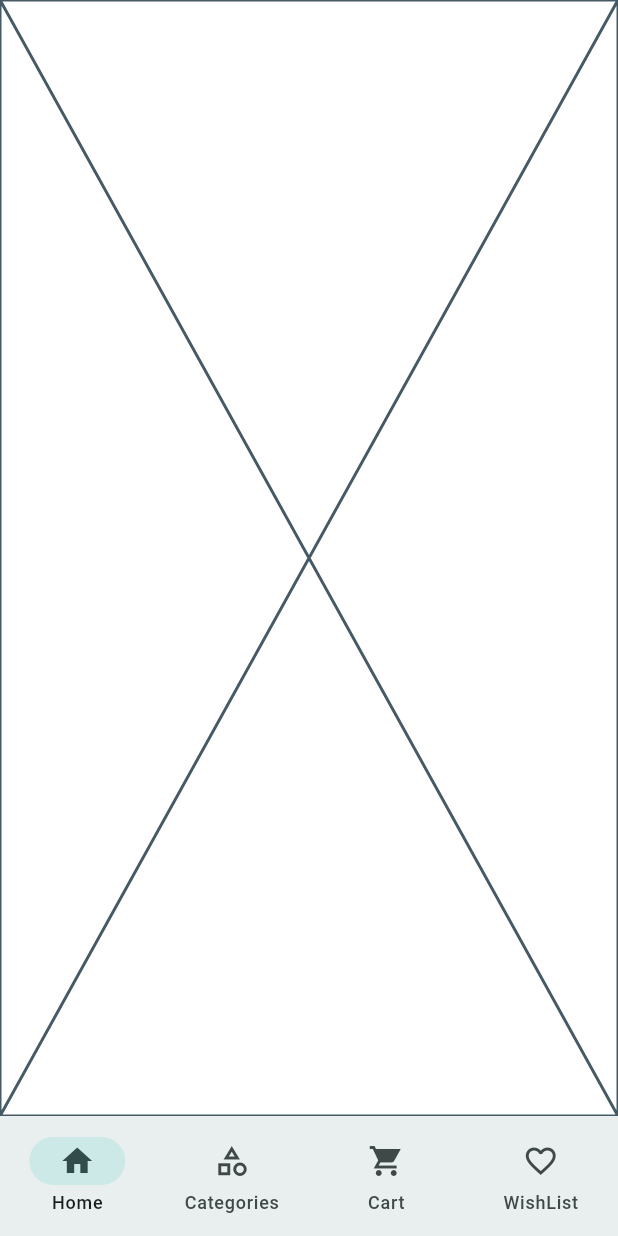
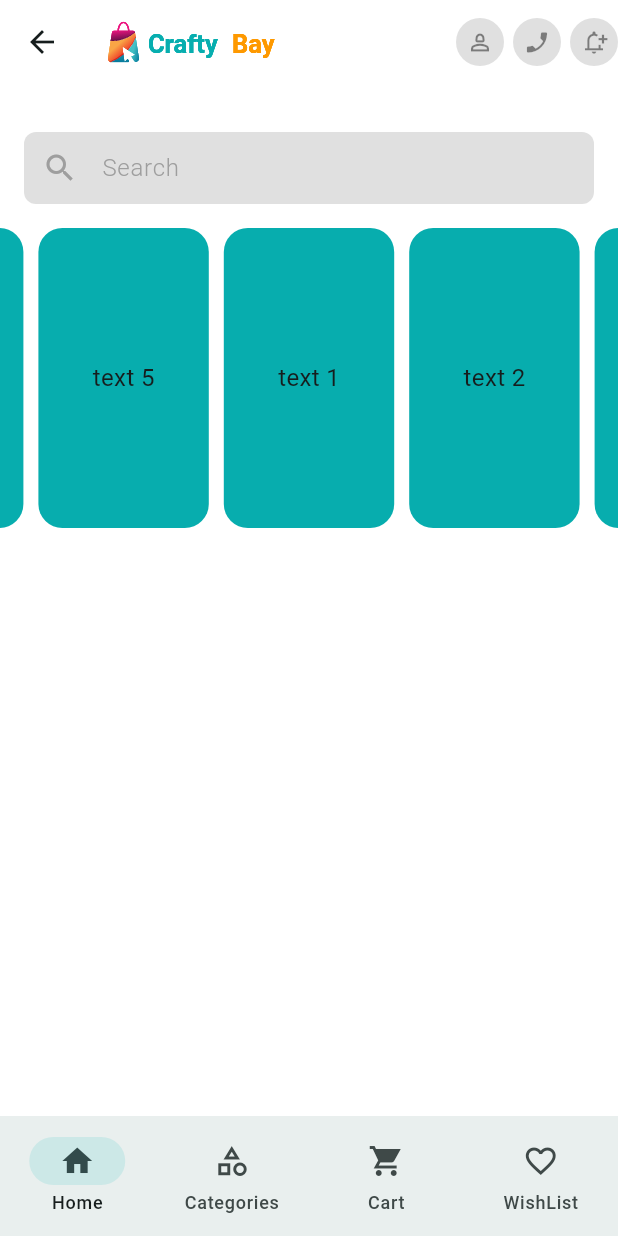
Before and after one commit to farzidahmed/craftyBay, a Flutter app: the screen it shows after launch, on a phone screen of 412 x 824 dp. Run offline on Flutter 3.47's test engine with Material 3 defaults, Android fonts, the phone set to English and light mode, and no system bars; drawn by our look-alikes of carousel_slider; our stand-ins replace email_validator, flutter_svg, get, pin_code_fields.

Commit message:
E commerce project on craftyBay

```diff
--- a/lib/app/app.dart
+++ b/lib/app/app.dart
@@ -15,7 +15,7 @@ class CraftyBay extends StatelessWidget {
   @override
   Widget build(BuildContext context) {
     return GetMaterialApp(
-
+    debugShowCheckedModeBanner: false,
       //darkTheme: ThemeData(),
       initialRoute: '/',
       theme: AppThemData.lightThemeData,
--- a/lib/app/assets.dart
+++ b/lib/app/assets.dart
@@ -1,4 +1,5 @@
 class Assetspath{
   static const String _imagepath ='assets/images';
   static const String applogo = '$_imagepath/logo.svg';
+  static const String navbarapplogo = '$_imagepath/logo_nav.svg';
 }
--- a/lib/app/controller_binder.dart
+++ b/lib/app/controller_binder.dart
@@ -1,11 +1,11 @@
-import 'package:craftybay/features/common/ui/screens/main_bottom_nav_screen.dart';
+import 'package:craftybay/features/common/ui/controllers/main_bottom_nav_controller.dart';
 import 'package:get/get.dart';
 
 class ControllerBinder extends Bindings{
   @override
   void dependencies() {
     // TODO: implement dependencies
-    Get.put(MainBottomNavScreen());
+    Get.put(MainBottomNavController());
   }
 
 }
--- a/lib/features/common/ui/controllers/main_bottom_nav_controller.dart
+++ b/lib/features/common/ui/controllers/main_bottom_nav_controller.dart
@@ -1,14 +1,15 @@
 import 'package:get/get.dart';
 
-class MainBottomNavController extends GetxController{
-  int _selectedIndex=0;
-  int get selectedIndex=> _selectedIndex;
+class MainBottomNavController extends GetxController {
+  int _selectedIndex = 0;
 
-  void changeindex(int index){
-    if(index==_selectedIndex){
-      return ;
+  int get selectedIndex => _selectedIndex;
+
+  void changeindex(int index) {
+    if (index == _selectedIndex) {
+      return;
     }
-    _selectedIndex=index;
+    _selectedIndex = index;
     update();
   }
 }
--- a/lib/features/common/ui/screens/main_bottom_nav_screen.dart
+++ b/lib/features/common/ui/screens/main_bottom_nav_screen.dart
@@ -14,6 +14,9 @@ class MainBottomNavScreen extends StatefulWidget {
 
 class _MainBottomNavScreenState extends State<MainBottomNavScreen> {
   List<Widget> _screens=const [
+    HomeScreen(),
+    HomeScreen(),
+    HomeScreen(),
     HomeScreen(),
   ];
 
--- a/lib/features/home/ui/screens/home_screen.dart
+++ b/lib/features/home/ui/screens/home_screen.dart
@@ -1,4 +1,10 @@
+import 'package:carousel_slider/carousel_slider.dart';
+import 'package:craftybay/app/app_colors.dart';
+import 'package:craftybay/app/assets.dart';
+import 'package:craftybay/features/home/ui/widgets/app_bar_icon_button.dart';
+import 'package:craftybay/features/home/ui/widgets/search_bar.dart';
 import 'package:flutter/material.dart';
+import 'package:flutter_svg/flutter_svg.dart';
 
 class HomeScreen extends StatefulWidget {
   const HomeScreen({super.key});
@@ -8,8 +14,58 @@ class HomeScreen extends StatefulWidget {
 }
 
 class _HomeScreenState extends State<HomeScreen> {
+  final TextEditingController _searchditingcontroller= TextEditingController();
   @override
   Widget build(BuildContext context) {
-    return const Placeholder();
+    return Scaffold(
+      appBar: _buildAppBar(),
+      body: Column(
+        children: [
+          SizedBox(height: 16,),
+          Searchbar(controller: _searchditingcontroller,),
+          CarouselSlider(
+            options: CarouselOptions(height: 200,viewportFraction: 0.3),
+            items: [1,2,3,4,5].map((i) {
+              return Builder(
+                builder: (BuildContext context) {
+                  return Container(
+                      width: MediaQuery.of(context).size.width,
+                      margin: EdgeInsets.symmetric(horizontal: 5.0),
+                      decoration: BoxDecoration(
+                          color: AppColors.themColor,
+                        borderRadius: BorderRadius.circular(16)
+                      ),
+                      alignment: Alignment.center,
+                      child: Text('text $i', style: TextStyle(fontSize: 16.0),)
+                  );
+                },
+              );
+            }).toList(),
+          )
+        ],
+      ),
+    );
+  }
+
+  AppBar _buildAppBar() {
+    return AppBar(
+      title: SvgPicture.asset(Assetspath.navbarapplogo),
+      actions: [
+        AppbarIconButton(
+          icon: (Icons.person_2_outlined),
+          ontap: () {},
+        ),
+        const SizedBox(width: 6,),
+        AppbarIconButton(
+          icon: (Icons.phone_enabled),
+          ontap: () {},
+        ),
+        const SizedBox(width: 6,),
+        AppbarIconButton(
+          icon: (Icons.notification_add_outlined),
+          ontap: () {},
+        ),
+      ],
+    );
   }
 }
--- /dev/null
+++ b/lib/features/home/ui/widgets/app_bar_icon_button.dart
@@ -0,0 +1,25 @@
+import 'package:flutter/material.dart';
+
+class AppbarIconButton extends StatelessWidget {
+  const AppbarIconButton({
+    super.key, required this.icon, required this.ontap,
+  });
+
+  final IconData icon;
+  final VoidCallback ontap;
+  @override
+  Widget build(BuildContext context) {
+    return GestureDetector(
+      onTap: ontap,
+      child: CircleAvatar(
+        backgroundColor: Colors.grey.shade300,
+        radius: 16,
+        child: Icon(
+          icon,
+          size: 18,
+          color: Colors.black45,
+        ),
+      ),
+    );
+  }
+}
--- /dev/null
+++ b/lib/features/home/ui/widgets/search_bar.dart
@@ -0,0 +1,34 @@
+import 'package:flutter/material.dart';
+
+class Searchbar extends StatelessWidget {
+  const Searchbar({
+    super.key, required this.controller,
+  });
+  final TextEditingController controller;
+  @override
+  Widget build(BuildContext context) {
+    return Padding(
+      padding: const EdgeInsets.all(16.0),
+      child: TextField(
+        controller: controller,
+        decoration: InputDecoration(
+            contentPadding: const EdgeInsets.symmetric(horizontal: 16,vertical: 8),
+            enabledBorder: const OutlineInputBorder(borderRadius: BorderRadius.all(Radius.circular(8)),
+              borderSide: BorderSide.none,
+            ),
+            border: const OutlineInputBorder(
+              borderSide: BorderSide.none,
+            ),
+            focusedBorder: const OutlineInputBorder(
+              borderSide: BorderSide.none,
+            ),
+            hintText: "Search",
+            prefixIcon: Icon(Icons.search,color: Colors.grey,),
+
+            fillColor: Colors.grey.shade300,
+            filled: true
+        ),
+      ),
+    );
+  }
+}
--- a/pubspec.yaml
+++ b/pubspec.yaml
@@ -22,6 +22,7 @@ dependencies:
   email_validator: ^3.0.0
   pin_code_fields: ^8.0.1
   get: ^4.6.6
+  carousel_slider: ^5.0.0
 
 dev_dependencies:
   flutter_test:
```
Also changed, not shown: assets/images/logo_nav.svg (added), pubspec.lock.
